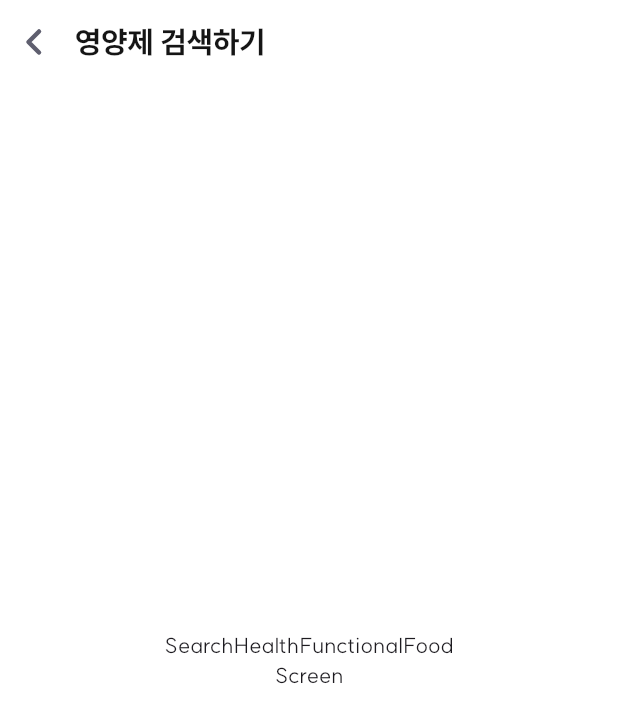
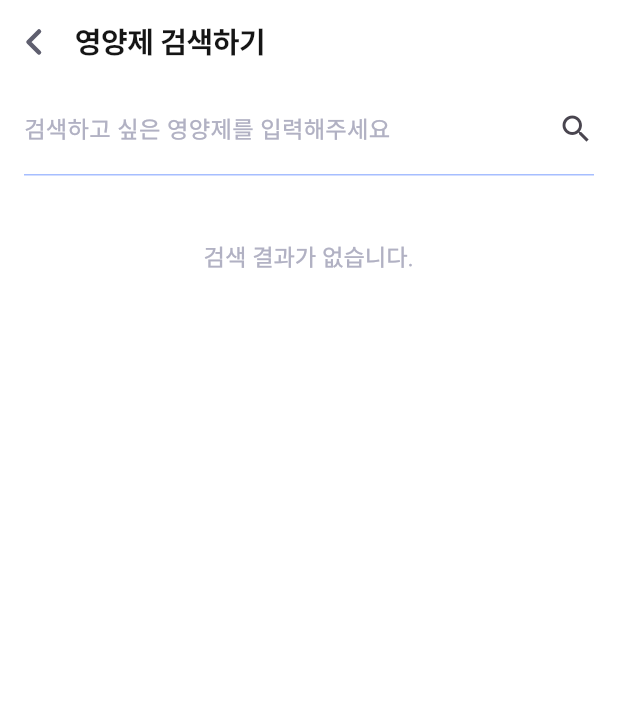
Before and after one commit to Kyujenius/-PillonPhone, a Flutter app: the screen it shows after launch, after a tap on "영양제 검색하기", on a phone screen of 412 x 824 dp. Shown: the top 723 px of the screen. Run offline on Flutter 3.47's test engine with Material 3 defaults, Android fonts, the phone set to English and light mode, and no system bars; our stand-ins replace cached_network_image, extended_nested_scroll_view, flutter_native_splash, flutter_svg, get, logger and 1 more; network calls fail.

Commit message:
feat: Search Health Functional Food Screen

```diff
--- a/lib/view/pharmacy_detail/widget/health_functional_food_brief/health_functional_food_brief_list_view.dart
+++ b/lib/view/pharmacy_detail/widget/health_functional_food_brief/health_functional_food_brief_list_view.dart
@@ -1,7 +1,7 @@
 import 'package:flutter/material.dart';
 import 'package:get/get.dart';
 import 'package:pill_on_phone/view/base/base_widget.dart';
-import 'package:pill_on_phone/view/pharmacy_detail/widget/health_functional_food_brief/health_functional_food_brief_item.dart';
+import 'package:pill_on_phone/view/pharmacy_detail/widget/health_functional_food_brief/health_functional_food_brief_item_view.dart';
 import 'package:pill_on_phone/view_model/pharmacy_detail/pharmacy_detail_view_model.dart';
 
 class HealthFunctionalFoodBriefListView
--- a/lib/view/search_health_functional_food/search_health_functional_food_screen.dart
+++ b/lib/view/search_health_functional_food/search_health_functional_food_screen.dart
@@ -1,8 +1,13 @@
 import 'package:flutter/material.dart';
 import 'package:get/get.dart';
+import 'package:pill_on_phone/config/color_system.dart';
+import 'package:pill_on_phone/config/font_system.dart';
 import 'package:pill_on_phone/view/base/base_screen.dart';
+import 'package:pill_on_phone/view/pharmacy_detail/widget/health_functional_food_brief/health_functional_food_brief_item_view.dart';
+import 'package:pill_on_phone/view/pharmacy_detail/widget/health_functional_food_brief/health_functional_food_brief_skeleton_item_view.dart';
 import 'package:pill_on_phone/view_model/search_health_functional_food/search_health_functional_food_view_model.dart';
 import 'package:pill_on_phone/widget/app_bar/default_back_appbar.dart';
+import 'package:pill_on_phone/widget/line/infinity_horizon_line.dart';
 
 class SearchHealthFunctionalFoodScreen
     extends BaseScreen<SearchHealthFunctionalFoodViewModel> {
@@ -23,11 +28,108 @@ class SearchHealthFunctionalFoodScreen
 
   @override
   Widget buildBody(BuildContext context) {
-    return const Center(
-      child: Text(
-        'SearchHealthFunctionalFood\nScreen',
-        textAlign: TextAlign.center,
+    return GestureDetector(
+      onTap: () {
+        FocusScope.of(context).unfocus();
+      },
+      child: Column(
+        children: [
+          _buildSearchBar(),
+          _buildPaddingInfinityHorizonLine(),
+          _buildResultView(),
+        ],
       ),
     );
   }
+
+  Widget _buildSearchBar() {
+    return SearchBar(
+      controller: viewModel.searchController,
+      padding: MaterialStateProperty.all(
+          const EdgeInsets.only(left: 8, right: 16, top: 8, bottom: 8)),
+      elevation: MaterialStateProperty.all(0),
+      backgroundColor: MaterialStateProperty.all(ColorSystem.transparent),
+      surfaceTintColor: MaterialStateProperty.all(ColorSystem.transparent),
+      overlayColor: MaterialStateProperty.all(ColorSystem.transparent),
+      trailing: [
+        GestureDetector(
+          onTap: () {
+            viewModel.searchByInputToken();
+          },
+          child: const Icon(Icons.search),
+        ),
+      ],
+      shape: MaterialStateProperty.all(
+        ContinuousRectangleBorder(borderRadius: BorderRadius.circular(0)),
+      ),
+      hintText: '검색하고 싶은 영양제를 입력해주세요',
+      hintStyle: MaterialStateProperty.all(
+        FontSystem.H5.copyWith(
+          color: ColorSystem.neutral.shade400,
+        ),
+      ),
+      textStyle: MaterialStateProperty.all(FontSystem.H5),
+      onSubmitted: (value) {
+        viewModel.searchByInputToken();
+      },
+    );
+  }
+
+  Widget _buildPaddingInfinityHorizonLine() {
+    return Padding(
+      padding: const EdgeInsets.symmetric(horizontal: 16),
+      child: InfinityHorizonLine(
+        height: 1,
+        color: ColorSystem.primary.shade300,
+      ),
+    );
+  }
+
+  Widget _buildResultView() {
+    return Expanded(
+      child: Obx(() {
+        if (viewModel.isSearching) {
+          return _buildSkeletonListView();
+        } else if (viewModel.briefs.isEmpty) {
+          return Padding(
+            padding: const EdgeInsets.only(top: 40),
+            child: Text(
+              '검색 결과가 없습니다.',
+              style: FontSystem.H5.copyWith(
+                color: ColorSystem.neutral.shade400,
+              ),
+            ),
+          );
+        } else {
+          return _buildBriefListView();
+        }
+      }),
+    );
+  }
+
+  Widget _buildSkeletonListView() {
+    return ListView.builder(
+      itemCount: 5,
+      itemBuilder: (context, index) {
+        return HealthFunctionalFoodBriefSkeletonItem(
+          isFirst: index == 0,
+          isLast: index == 4,
+        );
+      },
+    );
+  }
+
+  Widget _buildBriefListView() {
+    return ListView.builder(
+      itemCount: viewModel.briefs.length,
+      itemBuilder: (context, index) {
+        final brief = viewModel.briefs[index];
+        return HealthFunctionalFoodBriefItem(
+          state: brief,
+          isFirst: index == 0,
+          isLast: index == viewModel.briefs.length - 1,
+        );
+      },
+    );
+  }
 }
--- a/pubspec.yaml
+++ b/pubspec.yaml
@@ -38,6 +38,9 @@ dependencies:
 
   # Cached Network Image
   cached_network_image: ^3.3.1
+
+  # Skeleton UI
+  shimmer: ^3.0.0
 
 dev_dependencies:
   # Default
```
Also changed, not shown: lib/view/pharmacy_detail/widget/health_functional_food_brief/health_functional_food_brief_skeleton_item_view.dart (added, +93 -0 lines), lib/view_model/search_health_functional_food/search_health_functional_food_view_model.dart (+150 -1 lines), lib/view/pharmacy_detail/widget/health_functional_food_brief/health_functional_food_brief_item_view.dart (renamed from lib/view/pharmacy_detail/widget/health_functional_food_brief/health_functional_food_brief_item.dart).
